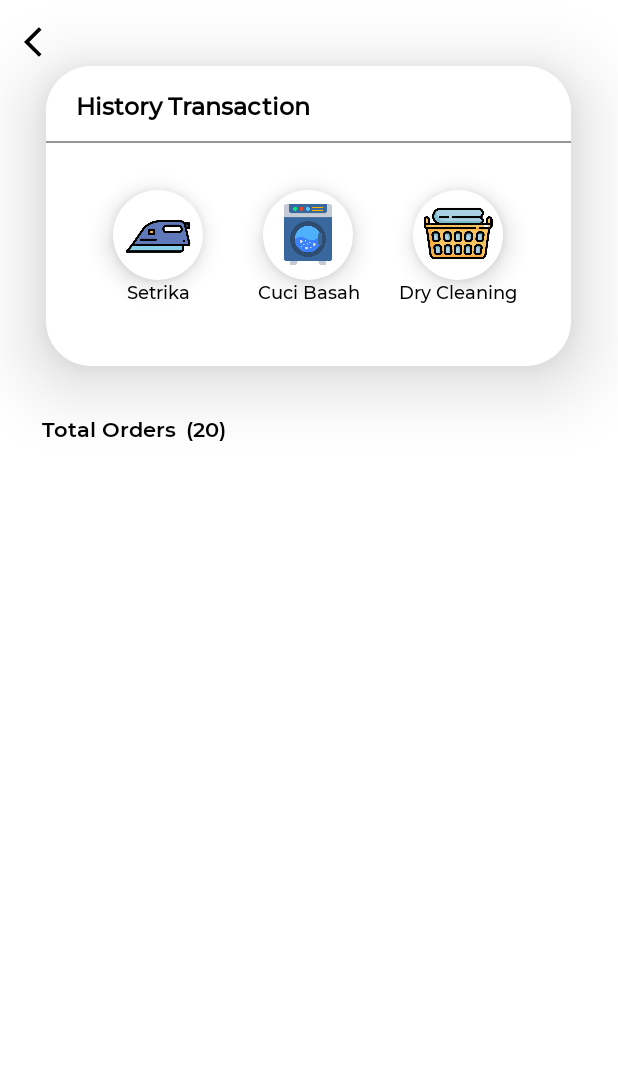
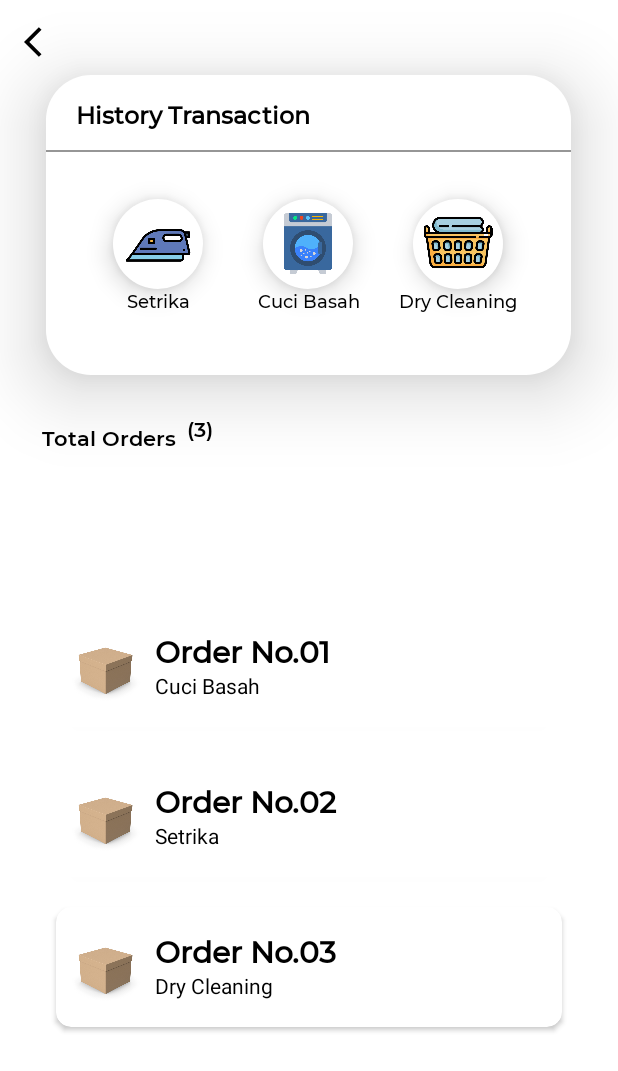
Before and after one commit to Waezqorney12/Semester4_NativeAndroid, an Android app: the HistoryActivity screen opened directly, with no data from a screen before it, on a phone screen of 412 x 824 dp. Shown: the top 1071 px of the screen. Run offline under Robolectric (Android 15) with nearby library versions, the phone set to English and light mode, and no system bars.

Commit message:
History UI

```diff
--- /dev/null
+++ b/app/src/main/java/com/example/myapplication/AdapterHistory.java
@@ -0,0 +1,56 @@
+package com.example.myapplication;
+
+import android.content.Context;
+import android.view.LayoutInflater;
+import android.view.View;
+import android.view.ViewGroup;
+import android.widget.ImageView;
+import android.widget.TextView;
+
+import androidx.annotation.NonNull;
+import androidx.recyclerview.widget.RecyclerView;
+
+import java.util.List;
+
+public class AdapterHistory extends RecyclerView.Adapter<AdapterHistory.ViewHolder> {
+
+    private Context context;
+    private List<ModelHistory> list;
+
+    public AdapterHistory(Context context, List<ModelHistory> list) {
+        this.context = context;
+        this.list = list;
+    }
+
+    @NonNull
+    @Override
+    public AdapterHistory.ViewHolder onCreateViewHolder(@NonNull ViewGroup parent, int viewType) {
+        View view = LayoutInflater.from(context).inflate(R.layout.item_history, parent, false);
+        return new ViewHolder(view);
+    }
+
+    @Override
+    public void onBindViewHolder(@NonNull AdapterHistory.ViewHolder holder, int position) {
+        ModelHistory history = list.get(position);
+        holder.image.setImageResource(history.getImage());
+        holder.title.setText(history.getNamaPaket());
+        holder.order.setText(history.getOrder_status());
+    }
+
+    @Override
+    public int getItemCount() {
+        return list.size();
+    }
+
+    public class ViewHolder extends RecyclerView.ViewHolder {
+        ImageView image;
+        TextView title, order;
+
+        public ViewHolder(@NonNull View itemView) {
+            super(itemView);
+            image = itemView.findViewById(R.id.itemImageHistory);
+            title = itemView.findViewById(R.id.itemTittleHistory);
+            order = itemView.findViewById(R.id.itemOrderHistory);
+        }
+    }
+}
--- a/app/src/main/java/com/example/myapplication/HistoryActivity.java
+++ b/app/src/main/java/com/example/myapplication/HistoryActivity.java
@@ -1,6 +1,8 @@
 package com.example.myapplication;
 
 import androidx.appcompat.app.AppCompatActivity;
+import androidx.recyclerview.widget.LinearLayoutManager;
+import androidx.recyclerview.widget.RecyclerView;
 
 import android.content.Intent;
 import android.os.Bundle;
@@ -8,14 +10,32 @@ import android.view.View;
 import android.widget.Button;
 import android.widget.ImageView;
 
+import java.util.ArrayList;
+import java.util.List;
+
 public class HistoryActivity extends AppCompatActivity {
     ImageView btnBack,btnSetrikaHistory,btnCuciBasahHistory,btnDryCleaningHistory;
+    List<ModelHistory> model;
+    AdapterHistory adapterHistory;
+    RecyclerView orderRV;
     @Override
     protected void onCreate(Bundle savedInstanceState) {
 
         super.onCreate(savedInstanceState);
         setContentView(R.layout.activity_history);
         getSupportActionBar().hide();
+
+        model = new ArrayList<>();
+        model.add(new ModelHistory(R.drawable.cardboard, "Order No.01", "Cuci Basah"));
+        model.add(new ModelHistory(R.drawable.cardboard, "Order No.02", "Setrika"));
+        model.add(new ModelHistory(R.drawable.cardboard, "Order No.03", "Dry Cleaning"));
+
+        orderRV = findViewById(R.id.order_RV);
+        RecyclerView.LayoutManager layoutManager = new LinearLayoutManager(this);
+        orderRV.setLayoutManager(layoutManager);
+
+        adapterHistory = new AdapterHistory(this, model);
+        orderRV.setAdapter(adapterHistory);
 
         btnBack = findViewById(R.id.btnbackHistory);
         btnBack.setOnClickListener(new View.OnClickListener() {
--- a/app/src/main/java/com/example/myapplication/LocalStorage.java
+++ b/app/src/main/java/com/example/myapplication/LocalStorage.java
@@ -14,12 +14,12 @@ public class LocalStorage {
     public LocalStorage(Context context){
         this.context = context;
         sharedPreferences = context.getSharedPreferences("STORAGE_LOGIN_API",Context.MODE_PRIVATE);
-        Log.d("Tag","Shared:"+sharedPreferences);
+
         editor = sharedPreferences.edit();
     }
     public String getToken(){
         token = sharedPreferences.getString("TOKEN",null);
-        Log.d("Tag","Token: "+token);
+
         return token;
     }
     public void setToken(String token){
--- /dev/null
+++ b/app/src/main/java/com/example/myapplication/ModelHistory.java
@@ -0,0 +1,38 @@
+package com.example.myapplication;
+
+public class ModelHistory {
+    private int image;
+    private String name;
+    private String order_status;
+
+    public ModelHistory(int image, String name, String order_status) {
+        this.image = image;
+        this.name = name;
+        this.order_status = order_status;
+    }
+
+    public int getImage() {
+
+        return image;
+    }
+
+    public void setImage(int image) {
+        this.image = image;
+    }
+
+    public String getNamaPaket() {
+        return name;
+    }
+
+    public void setName(String name) {
+        this.name = name;
+    }
+
+    public String getOrder_status() {
+        return order_status;
+    }
+
+    public void setOrder_status(String order_status) {
+        this.order_status = order_status;
+    }
+}
--- a/app/src/main/java/com/example/myapplication/ProfileActivity.java
+++ b/app/src/main/java/com/example/myapplication/ProfileActivity.java
@@ -34,7 +34,7 @@ public class ProfileActivity extends AppCompatActivity {
 
         sharedPreferences = getSharedPreferences("STORAGE_LOGIN_API", Context.MODE_PRIVATE);
         token = sharedPreferences.getString("TOKEN", "");
-        Log.d("TAGS","TOKEN: " + token);
+        Log.d("TAGS","TOKEN PROFILE: " + token);
 
         btnPassword = findViewById(R.id.bPassword);
         btnPersonal = findViewById(R.id.bPersonal);
@@ -87,6 +87,7 @@ public class ProfileActivity extends AppCompatActivity {
                     Intent back = new Intent(ProfileActivity.this,MainActivity.class);
 
                     startActivity(back);
+                    finish();
                 }
             });
         }else{
--- a/app/src/main/java/com/example/myapplication/Register.java
+++ b/app/src/main/java/com/example/myapplication/Register.java
@@ -57,7 +57,6 @@ public class Register extends AppCompatActivity {
                         txtusername.setError("Maximum 30 Characters");
                     }
                 }
-
             }
         });
 
@@ -85,7 +84,6 @@ public class Register extends AppCompatActivity {
                 password = s.toString();
                 if (password.isEmpty() || password.length() < 6) {
                     txtpassword.setError("Fill your Password (Minimum 6 Characters)");
-
                 }
             }
         });
@@ -99,9 +97,7 @@ public class Register extends AppCompatActivity {
             public void afterTextChanged(Editable s) {
                 confirmation = s.toString();
                 if (!confirmation.equals(password)) {
-                    txtpasswordConfirmation.setError("Passwords Don't Match");
-
-
+                    txtpasswordConfirmation.setError("Passwords Doesn't Match");
                 }
             }
         });
--- /dev/null
+++ b/app/src/main/res/drawable/bg_header.xml
@@ -0,0 +1,7 @@
+<?xml version="1.0" encoding="utf-8"?>
+<shape
+    xmlns:android="http://schemas.android.com/apk/res/android">
+    <solid android:color="@color/white"/>
+    <stroke android:width="3dp" android:color="@color/teal_200"/>
+    <corners android:radius="20dp"/>
+</shape>
--- /dev/null
+++ b/app/src/main/res/drawable/history_background.xml
@@ -0,0 +1,4 @@
+<?xml version="1.0" encoding="utf-8"?>
+<shape xmlns:android="http://schemas.android.com/apk/res/android">
+    <solid android:color="#FFFFFF"/>
+</shape>
--- a/app/src/main/res/layout/activity_history.xml
+++ b/app/src/main/res/layout/activity_history.xml
@@ -23,7 +23,7 @@
         android:id="@+id/relativeLayout"
         android:layout_width="350dp"
         android:layout_height="200dp"
-        android:layout_marginTop="44dp"
+        android:layout_marginTop="50dp"
         android:background="@drawable/profile_background"
         android:elevation="30dp"
         app:layout_constraintEnd_toEndOf="parent"
@@ -202,7 +202,7 @@
         android:layout_height="wrap_content"
         android:layout_marginTop="276dp"
         android:fontFamily="@font/montserrate_semi"
-        android:text="(20)"
+        android:text="(3)"
         android:textColor="@color/black"
         app:layout_constraintEnd_toEndOf="parent"
         app:layout_constraintHorizontal_bias="0.026"
@@ -210,6 +210,7 @@
         app:layout_constraintTop_toTopOf="parent" />
 
     <androidx.recyclerview.widget.RecyclerView
+        android:id="@+id/order_RV"
         android:layout_width="357dp"
         android:layout_height="429dp"
         app:layout_constraintBottom_toBottomOf="parent"
--- /dev/null
+++ b/app/src/main/res/layout/item_history.xml
@@ -0,0 +1,50 @@
+<?xml version="1.0" encoding="utf-8"?>
+<androidx.cardview.widget.CardView xmlns:android="http://schemas.android.com/apk/res/android"
+    android:layout_width="match_parent"
+    android:layout_height="80dp"
+    xmlns:app="http://schemas.android.com/apk/res-auto"
+    android:layout_margin="10dp"
+    android:clickable="true"
+    android:focusable="true"
+    app:cardCornerRadius="10dp"
+    android:elevation="0dp">
+
+    <RelativeLayout
+        android:layout_width="match_parent"
+        android:layout_height="match_parent">
+
+        <ImageView
+            android:id="@+id/itemImageHistory"
+            android:layout_width="50dp"
+            android:layout_height="50dp"
+            android:layout_marginTop="16dp"
+            android:layout_marginStart="8dp"
+            android:background="@drawable/bg_header"/>
+        <RelativeLayout
+            android:layout_toEndOf="@+id/itemImageHistory"
+            android:layout_width="match_parent"
+            android:layout_height="match_parent"
+            android:layout_marginStart="8dp">
+            <TextView
+                android:id="@+id/itemTittleHistory"
+                android:text="Title"
+                android:textColor="@color/black"
+                android:textSize="20sp"
+                android:textStyle="bold"
+                android:fontFamily="@font/montserrat_medium"
+                android:layout_marginTop="16dp"
+                android:layout_width="match_parent"
+                android:layout_height="wrap_content"/>
+            <TextView
+                android:id="@+id/itemOrderHistory"
+                android:text="Order"
+                android:layout_below="@id/itemTittleHistory"
+                android:textColor="@color/black"
+                android:layout_width="match_parent"
+                android:layout_height="wrap_content"/>
+
+        </RelativeLayout>
+    </RelativeLayout>
+
+
+</androidx.cardview.widget.CardView>
```
Also changed, not shown: app/src/main/AndroidManifest.xml (+9 -0 lines), app/src/main/java/com/example/myapplication/MainActivity.java (+19 -10 lines), app/src/main/java/com/example/myapplication/PaketCuciBasahHistory.java (added, +32 -0 lines), app/src/main/java/com/example/myapplication/PaketDryCleaningHistory.java (added, +14 -0 lines), app/src/main/java/com/example/myapplication/PaketSetrikaHistory.java (added, +14 -0 lines), app/src/main/res/layout/activity_main.xml (+6 -72 lines), app/src/main/res/layout/activity_paket_cuci_basah_history.xml (added, +81 -0 lines), app/src/main/res/layout/activity_paket_dry_cleaning_history.xml (added, +9 -0 lines), app/src/main/res/layout/activity_paket_setrika_history.xml (added, +9 -0 lines), app/src/main/res/drawable/cardboard.jpg (added).
